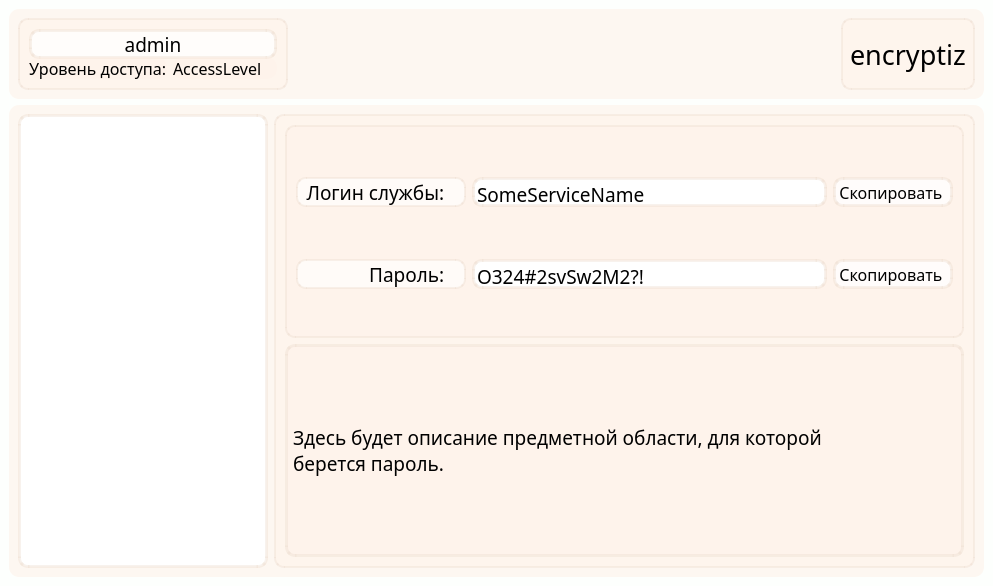
Old version of the form university_project_client/mainwindow.ui in the repository Fxsh-pro/university_project.
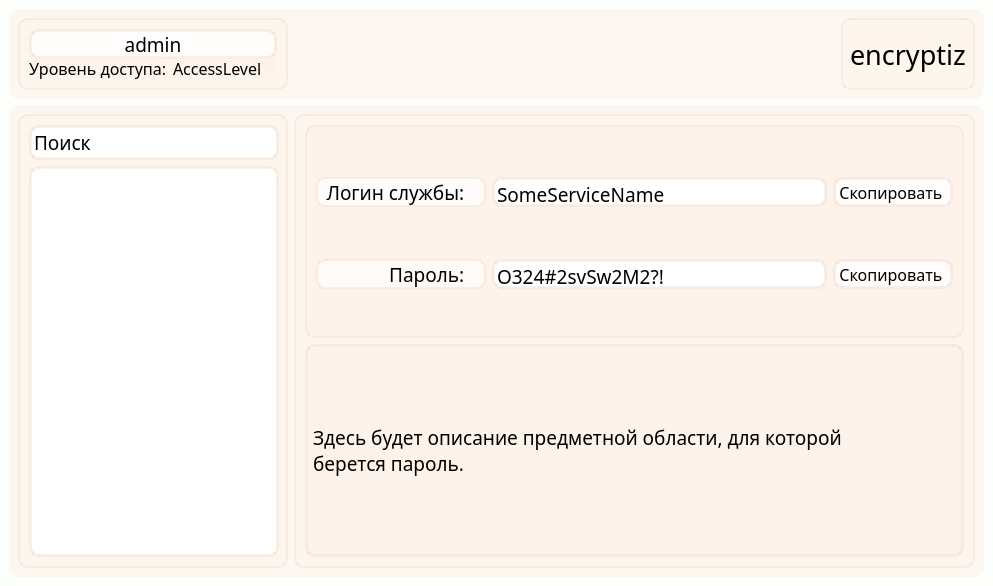
New version of the form.

The edit to the form file:
```diff
--- a/university_project_client/mainwindow.ui
+++ b/university_project_client/mainwindow.ui
@@ -176,6 +176,59 @@
       </property>
       <layout class="QHBoxLayout" name="horizontalLayout">
        <item alignment="Qt::AlignLeft">
+        <widget class="QFrame" name="frame_4">
+         <property name="maximumSize">
+          <size>
+           <width>270</width>
+           <height>16777215</height>
+          </size>
+         </property>
+         <property name="styleSheet">
+          <string notr="true">background-color: rgba(254, 238, 229, 80);
+border: 2px solid rgba(236, 218, 204, 90);
+border-radius: 10px;</string>
+         </property>
+         <property name="frameShape">
+          <enum>QFrame::StyledPanel</enum>
+         </property>
+         <property name="frameShadow">
+          <enum>QFrame::Raised</enum>
+         </property>
+         <layout class="QVBoxLayout" name="verticalLayout_5">
+          <item>
+           <widget class="QLineEdit" name="lineEdit">
+            <property name="minimumSize">
+             <size>
+              <width>250</width>
+              <height>30</height>
+             </size>
+            </property>
+            <property name="maximumSize">
+             <size>
+              <width>250</width>
+              <height>16777215</height>
+             </size>
+            </property>
+            <property name="font">
+             <font>
+              <family>Bahnschrift</family>
+              <pointsize>14</pointsize>
+             </font>
+            </property>
+            <property name="styleSheet">
+             <string notr="true">background-color: white;
+border: 3px solid rgba(236, 218, 204, 90);
+border-radius: 10px;</string>
+            </property>
+            <property name="text">
+             <string>Поиск</string>
+            </property>
+            <property name="alignment">
+             <set>Qt::AlignLeading|Qt::AlignLeft|Qt::AlignVCenter</set>
+            </property>
+           </widget>
+          </item>
+          <item>
         <widget class="QListWidget" name="listWidget_services">
          <property name="minimumSize">
           <size>
@@ -205,6 +258,9 @@
          </property>
         </widget>
        </item>
+         </layout>
+        </widget>
+       </item>
        <item>
         <widget class="QFrame" name="frame_3">
          <property name="styleSheet">
```
Left out of the diff: 4 changed lines with no effect on the pictures. Lines whose indentation alone changed are shown as unchanged.
